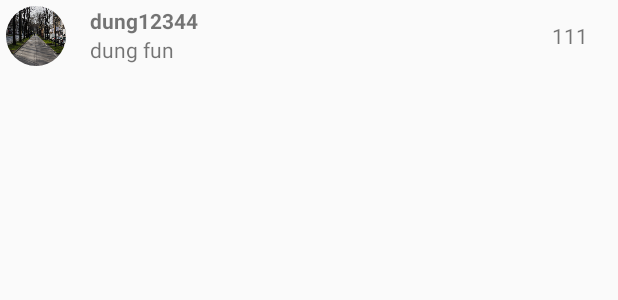
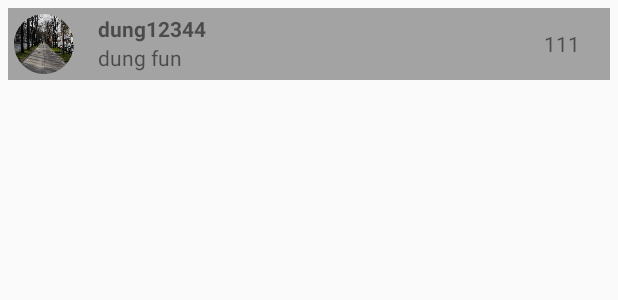
Before and after one commit to dungnvKOD/Lapit, an Android app: the layout item_user_message.xml on its own in the app's theme, with its tools: preview values and no code run, on a phone screen of 412 x 824 dp. Shown: the top 300 px of the screen. Run offline under Robolectric (Android 15) with nearby library versions, the phone set to English and light mode, and no system bars.

Commit message:
xong color2

```diff
--- a/app/src/main/res/layout/item_user_message.xml
+++ b/app/src/main/res/layout/item_user_message.xml
@@ -4,7 +4,9 @@
     android:layout_width="match_parent"
     android:layout_height="wrap_content"
     android:orientation="horizontal"
-    android:padding="4dp">
+              android:background="@color/colorPrimaryDark"
+              android:layout_margin="5dp"
+              android:padding="4dp">
 
     <de.hdodenhof.circleimageview.CircleImageView
         android:id="@+id/imgAvatarUserM"
```
